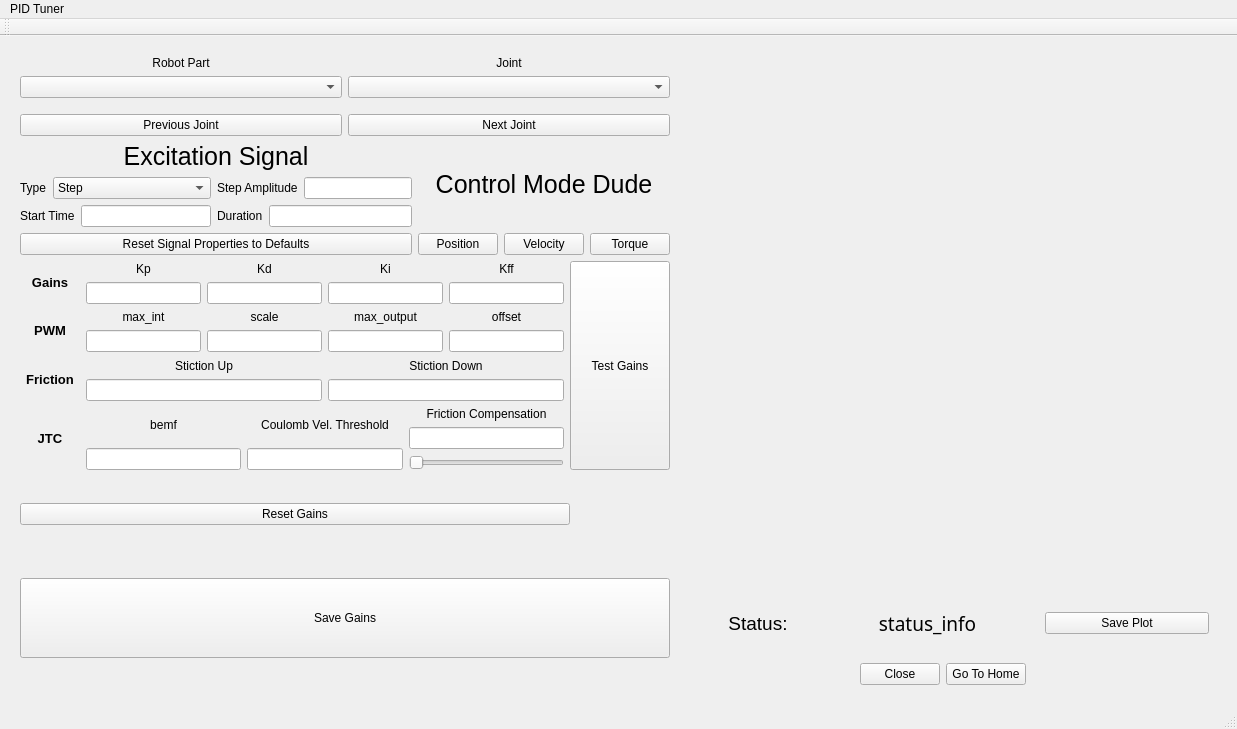
This is src/guiModule/mainwindow.ui in rlober/pidTuner as Qt 5 draws it before an edit. The edited form follows.
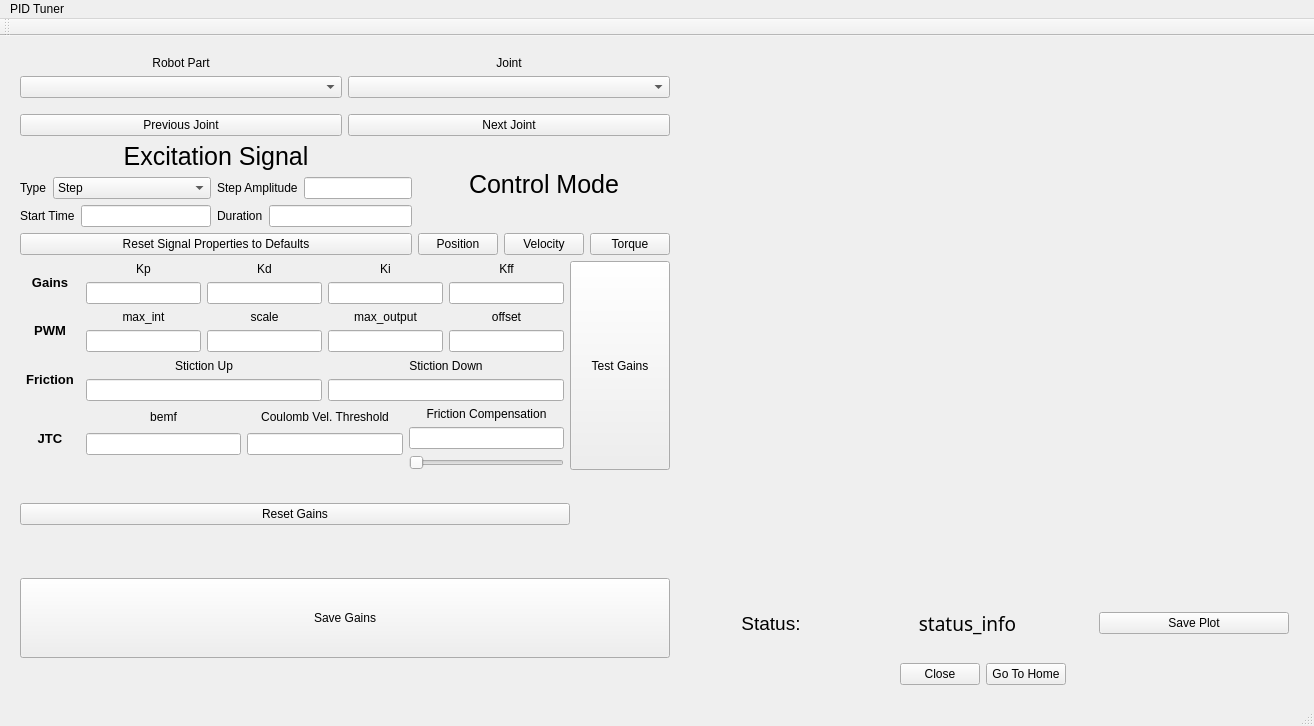
This is the edited form. Custom widgets are drawn as their Qt base class.

Commit message: uic recompiles with cmake <3.0

```diff
--- a/src/guiModule/mainwindow.ui
+++ b/src/guiModule/mainwindow.ui
@@ -6,8 +6,8 @@
    <rect>
     <x>0</x>
     <y>0</y>
-    <width>1237</width>
-    <height>729</height>
+    <width>1314</width>
+    <height>726</height>
    </rect>
   </property>
   <property name="windowTitle">
@@ -19,11 +19,14 @@
      <rect>
       <x>9</x>
       <y>9</y>
-      <width>1211</width>
+      <width>1291</width>
       <height>651</height>
      </rect>
     </property>
-    <layout class="QHBoxLayout" name="horizontalLayout_7">
+    <layout class="QHBoxLayout" name="mainLayout">
+     <property name="sizeConstraint">
+      <enum>QLayout::SetNoConstraint</enum>
+     </property>
      <item>
       <layout class="QVBoxLayout" name="verticalLayout_7">
        <item>
@@ -263,7 +266,7 @@
               </font>
              </property>
              <property name="text">
-              <string>Control Mode Dude</string>
+              <string>Control Mode</string>
              </property>
              <property name="alignment">
               <set>Qt::AlignCenter</set>
@@ -641,6 +644,22 @@
                  <item>
                   <widget class="QLineEdit" name="bemf_in"/>
                  </item>
+                 <item>
+                  <spacer name="verticalSpacer_5">
+                   <property name="orientation">
+                    <enum>Qt::Vertical</enum>
+                   </property>
+                   <property name="sizeType">
+                    <enum>QSizePolicy::Maximum</enum>
+                   </property>
+                   <property name="sizeHint" stdset="0">
+                    <size>
+                     <width>20</width>
+                     <height>15</height>
+                    </size>
+                   </property>
+                  </spacer>
+                 </item>
                 </layout>
                </item>
                <item>
@@ -658,6 +677,22 @@
                  <item>
                   <widget class="QLineEdit" name="coulombVelThr_in"/>
                  </item>
+                 <item>
+                  <spacer name="verticalSpacer_4">
+                   <property name="orientation">
+                    <enum>Qt::Vertical</enum>
+                   </property>
+                   <property name="sizeType">
+                    <enum>QSizePolicy::Maximum</enum>
+                   </property>
+                   <property name="sizeHint" stdset="0">
+                    <size>
+                     <width>20</width>
+                     <height>15</height>
+                    </size>
+                   </property>
+                  </spacer>
+                 </item>
                 </layout>
                </item>
                <item>
@@ -951,7 +986,7 @@
     <rect>
      <x>0</x>
      <y>0</y>
-     <width>1237</width>
+     <width>1314</width>
      <height>22</height>
     </rect>
    </property>
```
Left out of the diff: 6 changed lines with no effect on the pictures. The commit also changes 2 other files.
